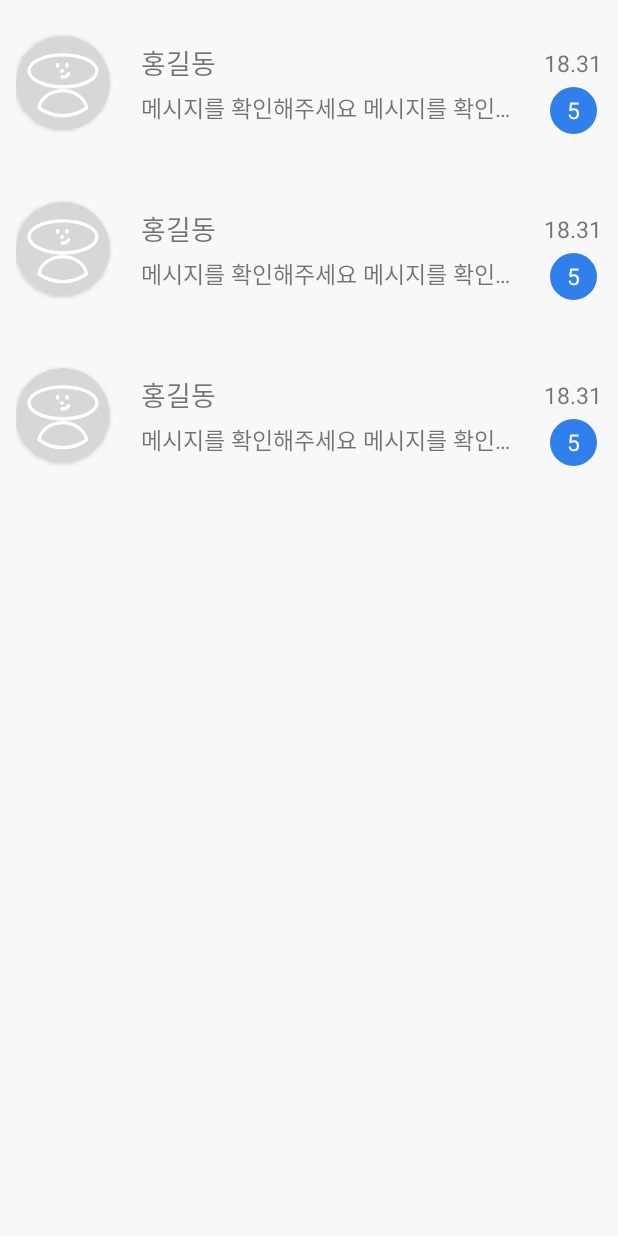
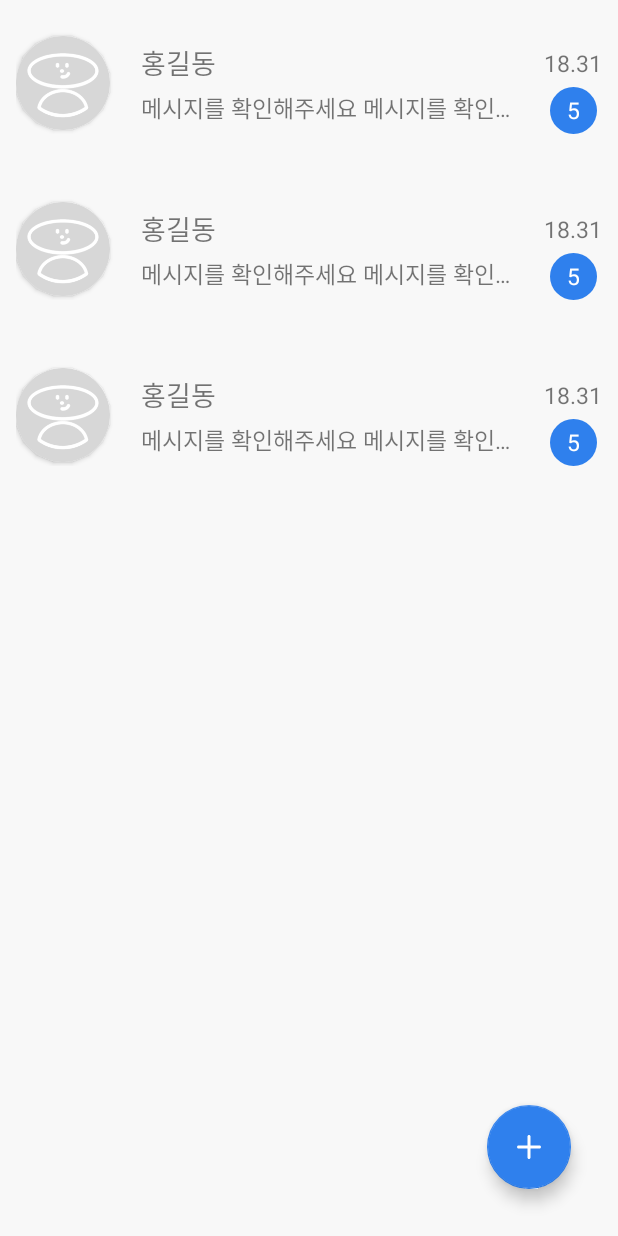
Before and after one commit to SSAFY-WORLD/SSAFY-WORLD, an Android app: the layout fragment_chat.xml on its own in the app's theme, with its tools: preview values and no code run, on a phone screen of 412 x 824 dp. Run offline under Robolectric (Android 15) with nearby library versions, the phone set to English and light mode, and no system bars.

Commit message:
feat: 채팅 관련 개발 진행중

```diff
--- a/SSAFYWorld/app/build.gradle
+++ b/SSAFYWorld/app/build.gradle
@@ -81,6 +81,7 @@ dependencies {
 
     // Firebase
     implementation 'com.google.firebase:firebase-firestore-ktx:24.1.2'
+    implementation 'com.google.firebase:firebase-database-ktx:20.0.4'
     implementation platform('com.google.firebase:firebase-bom:32.0.0')
     // Firebase messaging
     implementation 'com.google.firebase:firebase-messaging-ktx:23.0.5'
@@ -88,6 +89,7 @@ dependencies {
     // Coroutines
     implementation 'org.jetbrains.kotlinx:kotlinx-coroutines-core:1.6.4'
     implementation 'org.jetbrains.kotlinx:kotlinx-coroutines-android:1.6.4'
+    implementation 'org.jetbrains.kotlinx:kotlinx-coroutines-play-services:1.6.4'
 
 
     //kakao login
--- /dev/null
+++ b/SSAFYWorld/app/src/main/res/drawable/ic_add.xml
@@ -0,0 +1,14 @@
+<vector xmlns:android="http://schemas.android.com/apk/res/android"
+    android:width="64dp"
+    android:height="64dp"
+    android:viewportWidth="64"
+    android:viewportHeight="64">
+  <path
+      android:pathData="M32,10.667C33.473,10.667 34.667,11.861 34.667,13.333V50.667C34.667,52.139 33.473,53.333 32,53.333C30.527,53.333 29.333,52.139 29.333,50.667V13.333C29.333,11.861 30.527,10.667 32,10.667Z"
+      android:fillColor="#ffffff"
+      android:fillType="evenOdd"/>
+  <path
+      android:pathData="M10.667,32C10.667,30.527 11.861,29.333 13.333,29.333H50.667C52.139,29.333 53.333,30.527 53.333,32C53.333,33.473 52.139,34.667 50.667,34.667H13.333C11.861,34.667 10.667,33.473 10.667,32Z"
+      android:fillColor="#ffffff"
+      android:fillType="evenOdd"/>
+</vector>
--- a/SSAFYWorld/app/src/main/res/layout/fragment_chat.xml
+++ b/SSAFYWorld/app/src/main/res/layout/fragment_chat.xml
@@ -1,5 +1,5 @@
 <?xml version="1.0" encoding="utf-8"?>
-<LinearLayout xmlns:android="http://schemas.android.com/apk/res/android"
+<androidx.constraintlayout.widget.ConstraintLayout xmlns:android="http://schemas.android.com/apk/res/android"
     xmlns:app="http://schemas.android.com/apk/res-auto"
     android:layout_width="match_parent"
     android:layout_height="match_parent"
@@ -7,12 +7,29 @@
 
     <androidx.recyclerview.widget.RecyclerView
         android:id="@+id/chatting_recyclerview"
-        android:layout_width="match_parent"
-        android:layout_height="match_parent"
+        android:layout_width="0dp"
+        android:layout_height="0dp"
         android:background="@color/message_background_color"
+        android:elevation="1dp"
         app:layoutManager="androidx.recyclerview.widget.LinearLayoutManager"
-        tools:listitem="@layout/chatroom_item"
-        android:elevation="1dp"
-        app:layout_constraintTop_toTopOf="parent" />
+        app:layout_constraintBottom_toBottomOf="parent"
+        app:layout_constraintEnd_toEndOf="parent"
+        app:layout_constraintStart_toStartOf="parent"
+        app:layout_constraintTop_toTopOf="parent"
+        tools:listitem="@layout/chatroom_item" />
 
-</LinearLayout>
+    <com.google.android.material.floatingactionbutton.FloatingActionButton
+        android:id="@+id/fabNewChat"
+        android:layout_width="wrap_content"
+        android:layout_height="wrap_content"
+        android:layout_marginBottom="@dimen/_24sdp"
+        android:layout_marginEnd="@dimen/_24sdp"
+        android:layout_weight="1"
+        app:backgroundTint="@color/light_blue"
+        android:clickable="true"
+        app:tint="@color/white"
+        app:layout_constraintBottom_toBottomOf="parent"
+        app:layout_constraintEnd_toEndOf="parent"
+        app:srcCompat="@drawable/ic_add" />
+
+</androidx.constraintlayout.widget.ConstraintLayout>
--- a/SSAFYWorld/build.gradle
+++ b/SSAFYWorld/build.gradle
@@ -1,4 +1,3 @@
-// Top-level build file where you can add configuration options common to all sub-projects/modules.
 plugins {
     id 'com.android.application' version '7.4.2' apply false
     id 'com.android.library' version '7.4.2' apply false
```
Also changed, not shown: SSAFYWorld/app/src/main/java/com/ssafy/world/data/model/ChatMessage.kt (+14 -10 lines), SSAFYWorld/app/src/main/java/com/ssafy/world/repository/chat/ChatRepository.kt (added, +110 -0 lines), SSAFYWorld/app/src/main/java/com/ssafy/world/src/main/chat/ChatAdapter.kt (+20 -5 lines), SSAFYWorld/app/src/main/java/com/ssafy/world/src/main/chat/ChatFragment.kt (+28 -19 lines), SSAFYWorld/app/src/main/java/com/ssafy/world/src/main/chat/ChatViewModel.kt (added, +47 -0 lines), SSAFYWorld/app/src/main/java/com/ssafy/world/src/main/chat/RecentConversationAdapter.kt (+57 -57 lines), SSAFYWorld/app/src/main/java/com/ssafy/world/utils/Constants.kt (added, +38 -0 lines), SSAFYWorld/app/src/main/java/com/ssafy/world/utils/DateFormat.kt (added, +8 -0 lines).
